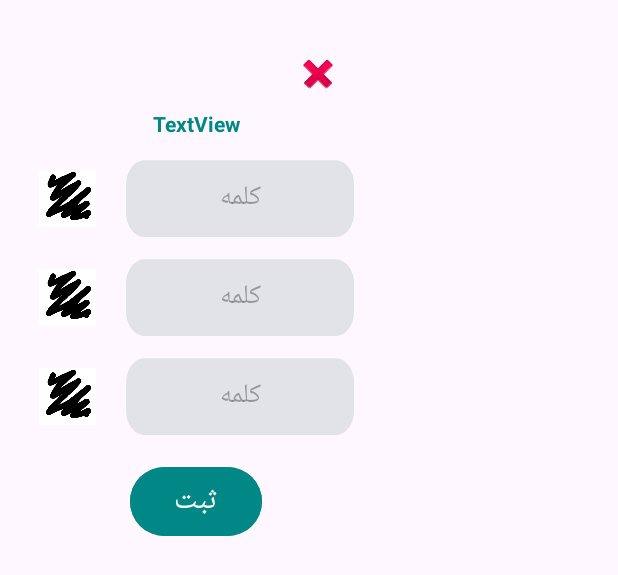
After one commit to sharifwork/mini-games, an Android app: the layout write_pupup.xml on its own in the app's theme, with its tools: preview values and no code run, on a phone screen of 412 x 824 dp. The commit adds this screen. Shown: the top 575 px of the screen. Run offline under Robolectric (Android 15) with nearby library versions, the phone set to English and light mode, and no system bars.

Commit message:
add pupup menu

```diff
--- a/app/src/main/java/com/example/myapplication/controller/PregameController.java
+++ b/app/src/main/java/com/example/myapplication/controller/PregameController.java
@@ -35,7 +35,7 @@ public class PregameController {
     }
 
     public Result setWord(TextView[] words){
-       // if(index <0 || index >3 ) return new Result(false , "index is out of bound!");
+       // if(index <0 || index >3 ) return new Result(false , "index is out of bound!");*
 
         getTeamThisTurn().setWords(words);
         return new Result(true , "set word successfully");
--- a/app/src/main/java/com/example/myapplication/view/PreGameActivity.java
+++ b/app/src/main/java/com/example/myapplication/view/PreGameActivity.java
@@ -68,6 +68,8 @@ public class PreGameActivity extends AppCompatActivity {
 
         addPlayersList.add(new AdderPlayer(findViewById(R.id.addPlayer3), findViewById(R.id.player3) , findViewById(R.id.num3))) ;
         addPlayersList.add(new AdderPlayer(findViewById(R.id.addPlayer4), findViewById(R.id.player4) , findViewById(R.id.num4))) ;
+
+
 
     }
 
--- /dev/null
+++ b/app/src/main/res/drawable/shape.xml
@@ -0,0 +1,6 @@
+<?xml version="1.0" encoding="utf-8"?>
+<shape xmlns:android="http://schemas.android.com/apk/res/android"
+    android:shape="rectangle">
+    <corners android:radius="100dp" /> <!-- تنظیم شعاع گرد شدن گوشه‌ها -->
+    <solid android:color="#A2DAE1"/> <!-- رنگ پس‌زمینه دیالوگ -->
+</shape>
--- /dev/null
+++ b/app/src/main/res/layout/write_pupup.xml
@@ -0,0 +1,175 @@
+<?xml version="1.0" encoding="utf-8"?>
+<LinearLayout xmlns:android="http://schemas.android.com/apk/res/android"
+    xmlns:app="http://schemas.android.com/apk/res-auto"
+    android:layout_width="wrap_content"
+    android:layout_height="wrap_content"
+    android:layout_marginVertical="7sp"
+    android:gravity="center"
+    android:orientation="vertical"
+    android:padding="16dp">
+
+    <LinearLayout
+        android:id="@+id/guessPupupMenu"
+        android:layout_width="wrap_content"
+        android:layout_height="match_parent"
+        android:gravity="center"
+        android:orientation="vertical"
+        android:padding="10sp">
+
+        <FrameLayout
+            android:layout_width="match_parent"
+            android:layout_height="match_parent"
+            android:layoutDirection="rtl">
+
+            <ImageView
+                android:id="@+id/returnButton"
+                android:layout_width="48dp"
+                android:layout_height="wrap_content"
+                android:onClick="clickReturnButton"
+                app:srcCompat="@android:drawable/ic_delete" />
+        </FrameLayout>
+
+        <TextView
+            android:id="@+id/playerNamePupup"
+            android:layout_width="71dp"
+            android:layout_height="wrap_content"
+            android:layout_marginVertical="7sp"
+            android:gravity="center"
+            android:text="TextView"
+            android:textColor="@color/design_default_color_secondary_variant"
+            android:textStyle="bold" />
+
+        <LinearLayout
+            android:layout_width="wrap_content"
+            android:layout_height="match_parent"
+            android:layout_marginVertical="7sp"
+            android:gravity="center"
+            android:orientation="vertical">
+
+            <LinearLayout
+                android:layout_width="wrap_content"
+                android:layout_height="match_parent"
+                android:gravity="center"
+                android:orientation="horizontal">
+
+                <ImageView
+                    android:id="@+id/numCode1"
+                    android:layout_width="38dp"
+                    android:layout_height="40dp"
+                    android:layout_weight="1"
+                    app:srcCompat="@drawable/n0" />
+
+                <Space
+                    android:layout_width="20sp"
+                    android:layout_height="wrap_content"
+                    android:layout_weight="1" />
+
+                <EditText
+                    android:id="@+id/writeCode1"
+                    android:layout_width="152dp"
+                    android:layout_height="51dp"
+                    android:layout_weight="1"
+                    android:background="@drawable/field_text"
+                    android:backgroundTint="@color/material_dynamic_neutral90"
+                    android:ems="10"
+                    android:hint="کلمه"
+                    android:inputType="text"
+                    android:textAlignment="center"
+                    android:textColor="@color/design_default_color_secondary_variant" />
+
+            </LinearLayout>
+        </LinearLayout>
+
+        <LinearLayout
+            android:layout_width="wrap_content"
+            android:layout_height="match_parent"
+            android:layout_marginVertical="7sp"
+            android:gravity="center"
+            android:orientation="vertical">
+
+            <LinearLayout
+                android:layout_width="wrap_content"
+                android:layout_height="match_parent"
+                android:gravity="center"
+                android:orientation="horizontal">
+
+                <ImageView
+                    android:id="@+id/numCode1"
+                    android:layout_width="38dp"
+                    android:layout_height="40dp"
+                    android:layout_weight="1"
+                    app:srcCompat="@drawable/n0" />
+
+                <Space
+                    android:layout_width="20sp"
+                    android:layout_height="wrap_content"
+                    android:layout_weight="1" />
+
+                <EditText
+                    android:id="@+id/writeCode1"
+                    android:layout_width="152dp"
+                    android:layout_height="51dp"
+                    android:layout_weight="1"
+                    android:background="@drawable/field_text"
+                    android:backgroundTint="@color/material_dynamic_neutral90"
+                    android:ems="10"
+                    android:hint="کلمه"
+                    android:inputType="text"
+                    android:textAlignment="center"
+                    android:textColor="@color/design_default_color_secondary_variant" />
+
+            </LinearLayout>
+        </LinearLayout>
+
+        <LinearLayout
+            android:layout_width="wrap_content"
+            android:layout_height="match_parent"
+            android:layout_marginVertical="7sp"
+            android:gravity="center"
+            android:orientation="vertical">
+
+            <LinearLayout
+                android:layout_width="wrap_content"
+                android:layout_height="match_parent"
+                android:gravity="center"
+                android:orientation="horizontal">
+
+                <ImageView
+                    android:id="@+id/numCode1"
+                    android:layout_width="38dp"
+                    android:layout_height="40dp"
+                    android:layout_weight="1"
+                    app:srcCompat="@drawable/n0" />
+
+                <Space
+                    android:layout_width="20sp"
+                    android:layout_height="wrap_content"
+                    android:layout_weight="1" />
+
+                <EditText
+                    android:id="@+id/writeCode1"
+                    android:layout_width="152dp"
+                    android:layout_height="51dp"
+                    android:layout_weight="1"
+                    android:background="@drawable/field_text"
+                    android:backgroundTint="@color/material_dynamic_neutral90"
+                    android:ems="10"
+                    android:hint="کلمه"
+                    android:inputType="text"
+                    android:textAlignment="center"
+                    android:textColor="@color/design_default_color_secondary_variant" />
+
+            </LinearLayout>
+        </LinearLayout>
+
+        <Button
+            android:id="@+id/button"
+            android:layout_width="wrap_content"
+            android:layout_height="wrap_content"
+            android:layout_marginVertical="10sp"
+            android:backgroundTint="@color/design_default_color_secondary_variant"
+            android:text="ثبت"
+            android:textSize="20sp" />
+    </LinearLayout>
+
+</LinearLayout>
```
Also changed, not shown: app/src/main/AndroidManifest.xml (+3 -4 lines), app/src/main/java/com/example/myapplication/view/GameActivity.java (+11 -10 lines), app/src/main/java/com/example/myapplication/view/MainActivity.java (+26 -11 lines), app/src/main/res/layout/activity_pupup.xml (deleted, +0 -75 lines), app/src/main/res/layout/show_pupup.xml (added, +38 -0 lines), app/src/main/res/values/styles.xml (added, +9 -0 lines).
